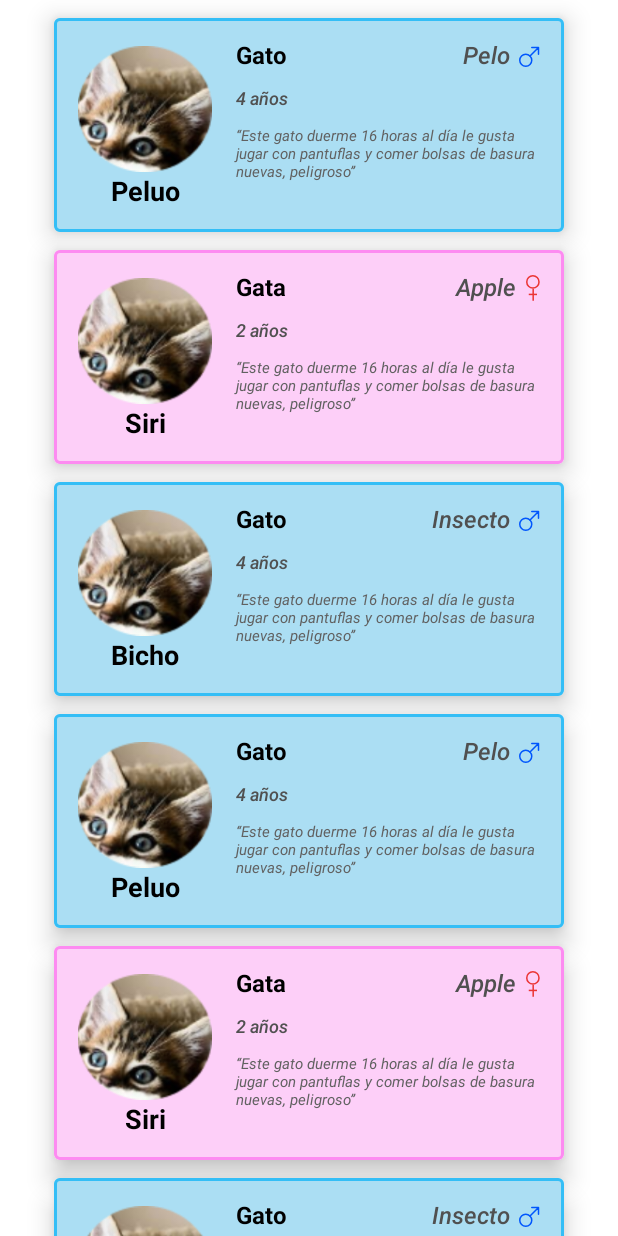
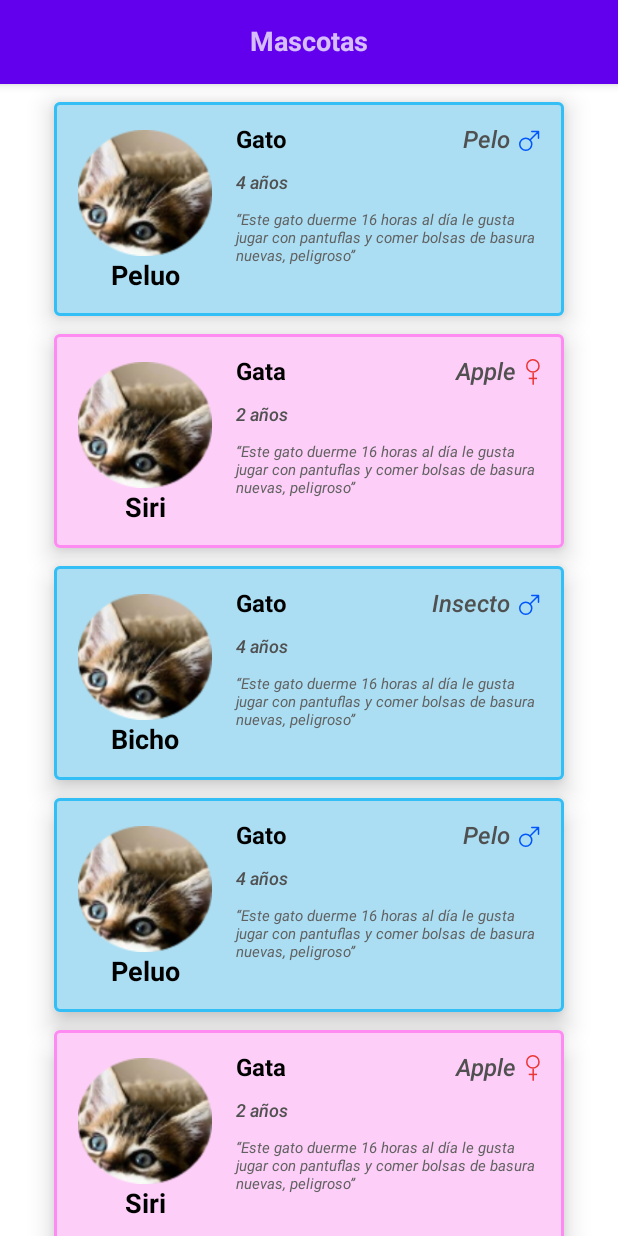
Before and after one commit to Piliwiwi/android-digipaw, an Android app built with Jetpack Compose: the @Preview function ListScreenPreview, on a phone screen of 412 x 824 dp. Run offline under Robolectric (Android 15) with nearby library versions, the phone set to English and light mode, and no system bars.

```diff
--- a/app/src/main/java/com/arech/digipaw/pet/list/ui/list/ListScreen.kt
+++ b/app/src/main/java/com/arech/digipaw/pet/list/ui/list/ListScreen.kt
@@ -4,6 +4,8 @@ import androidx.compose.foundation.layout.Column
 import androidx.compose.foundation.layout.fillMaxSize
 import androidx.compose.foundation.layout.padding
 import androidx.compose.material.Scaffold
+import androidx.compose.material.Text
+import androidx.compose.material.TopAppBar
 import androidx.compose.runtime.Composable
 import androidx.compose.ui.Alignment
 import androidx.compose.ui.Modifier
@@ -12,6 +14,7 @@ import androidx.compose.ui.unit.dp
 import com.arech.uicomponents.component.AttrsPetCard
 import com.arech.uicomponents.groupcomponent.AttrsPetCardList
 import com.arech.uicomponents.groupcomponent.PetCardList
+import com.arech.uicomponents.navigation.DigipawTopAppBar
 
 /**
  * Created by Pili Arancibia on 14-08-22.
@@ -20,7 +23,10 @@ import com.arech.uicomponents.groupcomponent.PetCardList
 @Composable
 fun ListScreen() {
     Scaffold(
-        modifier = Modifier
+        modifier = Modifier,
+        topBar = {
+            DigipawTopAppBar(text = "Mascotas")
+        }
     ) {
         Column(
             modifier = Modifier.fillMaxSize(),
--- a/uicomponents/src/main/java/com/arech/uicomponents/groupcomponent/PetCardList.kt
+++ b/uicomponents/src/main/java/com/arech/uicomponents/groupcomponent/PetCardList.kt
@@ -5,8 +5,6 @@ import androidx.compose.foundation.layout.fillMaxSize
 import androidx.compose.foundation.layout.padding
 import androidx.compose.foundation.lazy.LazyColumn
 import androidx.compose.foundation.lazy.items
-import androidx.compose.foundation.rememberScrollState
-import androidx.compose.foundation.verticalScroll
 import androidx.compose.material.Scaffold
 import androidx.compose.runtime.Composable
 import androidx.compose.ui.Alignment
--- /dev/null
+++ b/uicomponents/src/main/java/com/arech/uicomponents/navigation/DigipawTopAppBar.kt
@@ -0,0 +1,27 @@
+package com.arech.uicomponents.navigation
+
+import androidx.compose.foundation.layout.fillMaxWidth
+import androidx.compose.material.Text
+import androidx.compose.material.TopAppBar
+import androidx.compose.runtime.Composable
+import androidx.compose.ui.Modifier
+import androidx.compose.ui.text.font.FontWeight
+import androidx.compose.ui.text.style.TextAlign
+import androidx.compose.ui.unit.sp
+
+/**
+ * Created by Pili Arancibia on 14-08-22.
+ */
+
+@Composable
+fun DigipawTopAppBar(text: String) {
+    TopAppBar {
+        Text(
+            modifier = Modifier.fillMaxWidth(),
+            text = text,
+            fontSize = 18.sp,
+            fontWeight = FontWeight.Bold,
+            textAlign = TextAlign.Center
+        )
+    }
+}
```
